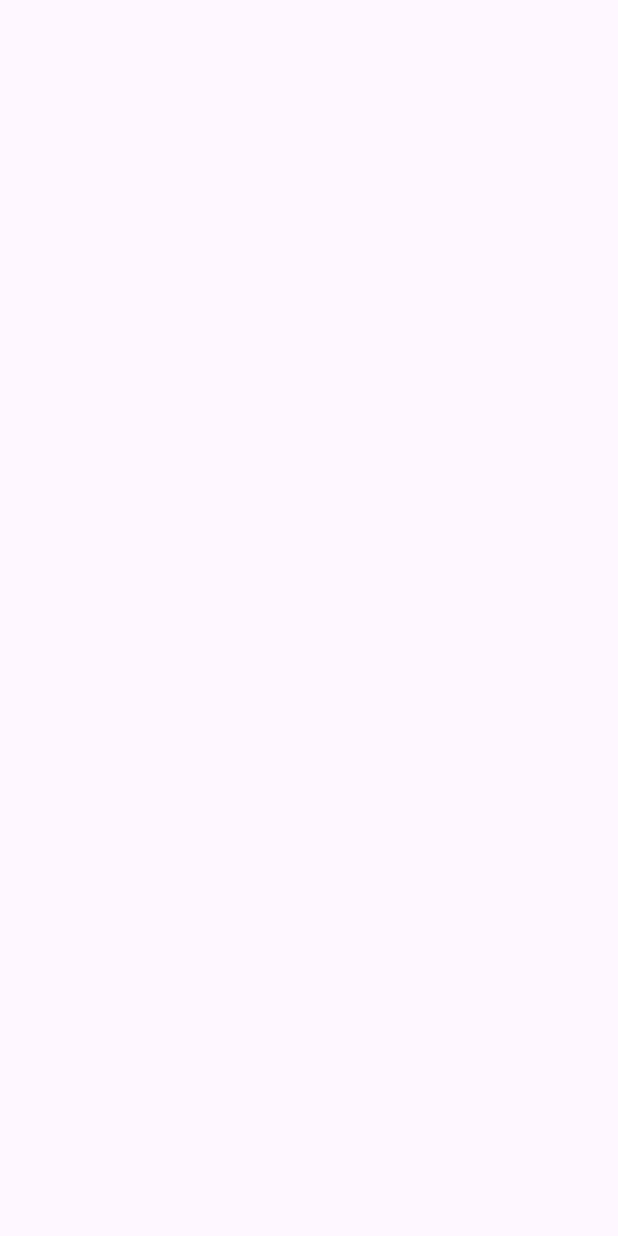
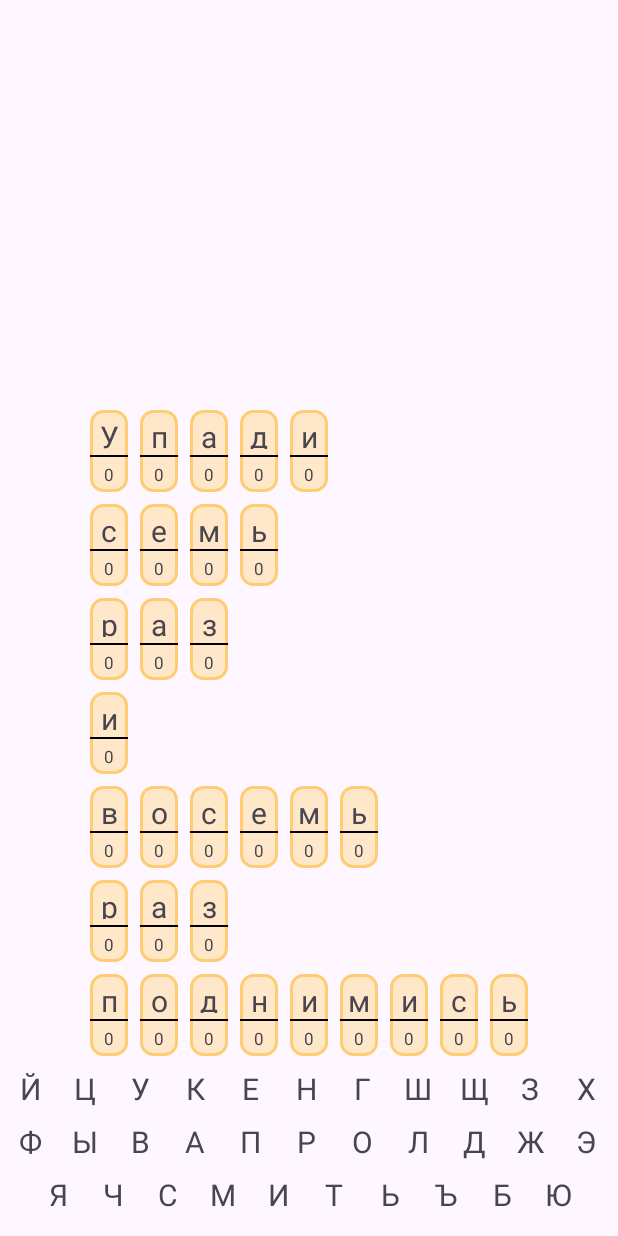
Before and after one commit to vadhub/Cryptogram, an Android app: the screen it shows after launch (MainActivity), on a phone screen of 412 x 824 dp. Before the commit the screen is empty. Run offline under Robolectric (Android 15) with nearby library versions, the phone set to English and light mode, and no system bars.

```diff
--- a/app/src/main/java/com/abg/cryptogram/GameFragment.kt
+++ b/app/src/main/java/com/abg/cryptogram/GameFragment.kt
@@ -5,6 +5,11 @@ import androidx.fragment.app.Fragment
 import android.view.LayoutInflater
 import android.view.View
 import android.view.ViewGroup
+import androidx.recyclerview.widget.LinearLayoutManager
+import androidx.recyclerview.widget.RecyclerView
+import com.abg.cryptogram.adapter.WordAdapter
+import com.abg.cryptogram.model.Letter
+import com.abg.cryptogram.model.Word
 
 class GameFragment : Fragment() {
 
@@ -14,4 +19,18 @@ class GameFragment : Fragment() {
     ): View? {
         return inflater.inflate(R.layout.fragment_game, container, false)
     }
+
+    override fun onViewCreated(view: View, savedInstanceState: Bundle?) {
+        val recyclerView: RecyclerView = view.findViewById(R.id.sentence_recycler)
+        val wordAdapter = WordAdapter()
+        val sentence = "Упади семь раз и восемь раз поднимись"
+        wordAdapter.setSentences(sentenceMapToListWords(sentence))
+        recyclerView.layoutManager = LinearLayoutManager(context)
+        recyclerView.adapter = wordAdapter
+    }
+
+    private fun sentenceMapToListWords(sentence: String): MutableList<Word> =
+        sentence.split(" ")
+            .map { Word(it.map { word -> Letter(word, Math.random().toInt(), true) }.toMutableList()) }
+            .toMutableList()
 }
--- a/app/src/main/java/com/abg/cryptogram/MainActivity.kt
+++ b/app/src/main/java/com/abg/cryptogram/MainActivity.kt
@@ -10,5 +10,7 @@ class MainActivity : AppCompatActivity() {
     override fun onCreate(savedInstanceState: Bundle?) {
         super.onCreate(savedInstanceState)
         setContentView(R.layout.activity_main)
+
+        supportFragmentManager.beginTransaction().addToBackStack(null).replace(R.id.fragmentContainer, GameFragment()).commit()
     }
 }
--- a/app/src/main/java/com/abg/cryptogram/adapter/SentenceAdapter.kt
+++ b/app/src/main/java/com/abg/cryptogram/adapter/WordAdapter.kt
@@ -9,13 +9,13 @@ import androidx.recyclerview.widget.RecyclerView.Adapter
 import androidx.recyclerview.widget.RecyclerView.HORIZONTAL
 import androidx.recyclerview.widget.RecyclerView.ViewHolder
 import com.abg.cryptogram.R
-import com.abg.cryptogram.model.Sentence
+import com.abg.cryptogram.model.Word
 
-class SentenceAdapter : Adapter<SentenceAdapter.SentenceViewHolder>() {
+class WordAdapter : Adapter<WordAdapter.SentenceViewHolder>() {
 
-    private var sentences: MutableList<Sentence> = mutableListOf()
+    private var sentences: MutableList<Word> = mutableListOf()
 
-    fun setSentences(sentences: MutableList<Sentence>) {
+    fun setSentences(sentences: MutableList<Word>) {
         this.sentences = sentences
         notifyDataSetChanged()
     }
@@ -24,7 +24,7 @@ class SentenceAdapter : Adapter<SentenceAdapter.SentenceViewHolder>() {
 
         private val recyclerLetter: RecyclerView = view.findViewById(R.id.recycler_letter)
 
-        fun bind(sentence: Sentence) {
+        fun bind(sentence: Word) {
             val adapter = LetterAdapter(sentence.letters)
             recyclerLetter.layoutManager = LinearLayoutManager(view.context, HORIZONTAL, false)
             recyclerLetter.adapter = adapter
--- a/app/src/main/java/com/abg/cryptogram/model/Sentence.kt
+++ b/app/src/main/java/com/abg/cryptogram/model/Word.kt
@@ -1,7 +1,5 @@
 package com.abg.cryptogram.model
 
-import com.abg.cryptogram.model.Letter
-
-data class Sentence(
+data class Word(
     val letters: MutableList<Letter>
 )
--- a/app/src/main/res/layout/activity_main.xml
+++ b/app/src/main/res/layout/activity_main.xml
@@ -7,4 +7,9 @@
     android:layout_height="match_parent"
     tools:context=".MainActivity">
 
+    <androidx.fragment.app.FragmentContainerView
+        android:id="@+id/fragmentContainer"
+        android:layout_width="match_parent"
+        android:layout_height="match_parent"/>
+
 </androidx.constraintlayout.widget.ConstraintLayout>
```
